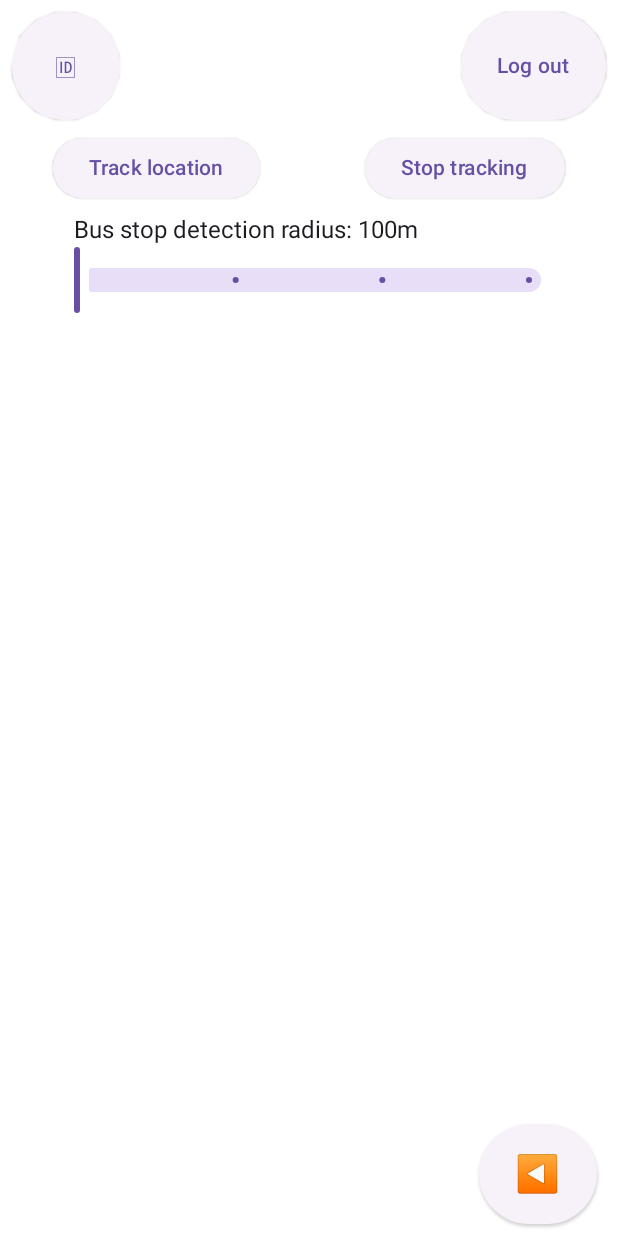
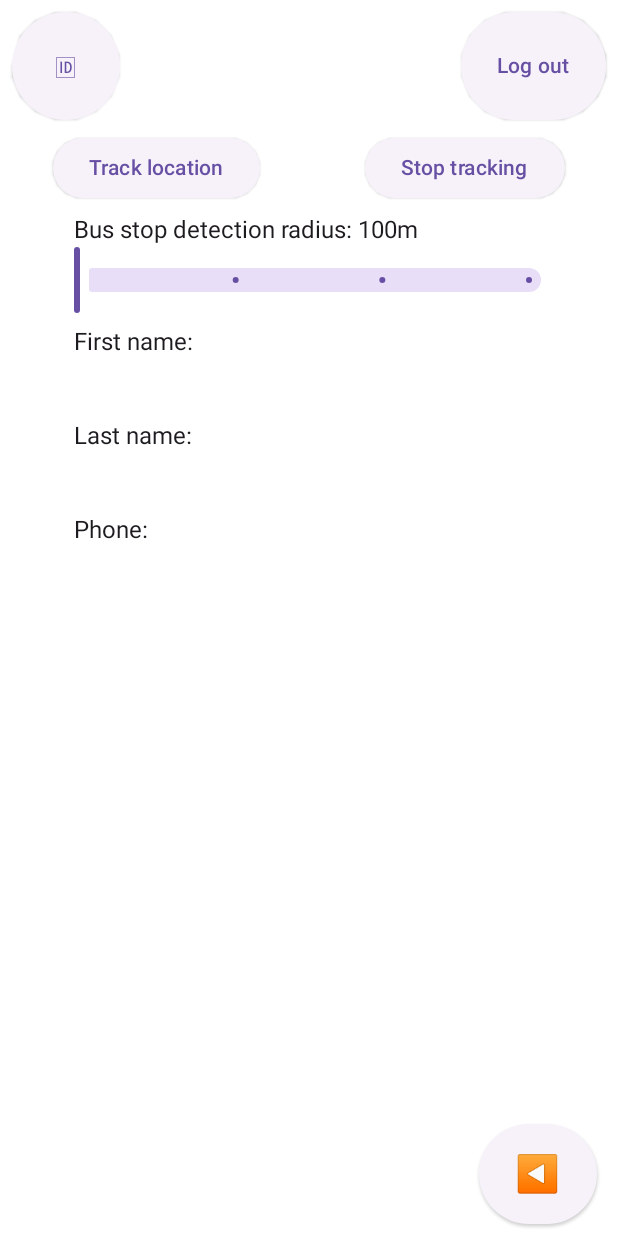
Before and after one commit to mldnantic/mobilnibus, an Android app built with Jetpack Compose: the SettingsScreen screen opened through its navigation route, on a phone screen of 412 x 824 dp. Run offline under Robolectric (Android 15) with nearby library versions, the phone set to English and light mode, and no system bars; our stand-ins replace Firebase (no records; nobody signed in at launch, a user with empty details on screens opened directly); 2 statements that could not run were skipped.

Commit message:
napravio sam ga, skolski odradjen getUser metod

```diff
--- a/app/src/main/java/com/example/mobilnibus/MainActivity.kt
+++ b/app/src/main/java/com/example/mobilnibus/MainActivity.kt
@@ -95,6 +95,7 @@ class MainActivity : ComponentActivity() {
         super.onStart()
         val currentUser = auth.currentUser
         if (currentUser != null) {
+            userViewModel.getUser(currentUser.uid)
             setContent {
                     Surface(modifier = Modifier.fillMaxSize(),
                         color = MaterialTheme.colorScheme.background)
--- a/app/src/main/java/com/example/mobilnibus/screens/SettingsScreen.kt
+++ b/app/src/main/java/com/example/mobilnibus/screens/SettingsScreen.kt
@@ -124,10 +124,17 @@ fun SettingsScreen(auth: FirebaseAuth,
                                 onValueChange = {sliderPosition=it},
                                 steps = 2,
                                 valueRange = 100f..400f)
+                            Text(text = "First name:",fontSize = 16.sp,
+                                modifier = Modifier.padding(0.dp,8.dp))
+                            Text(text = userViewModel.currentUserModel.firstName,fontSize = 24.sp)
+                            Text(text = "Last name:",fontSize = 16.sp,
+                                modifier = Modifier.padding(0.dp,8.dp))
+                            Text(text = userViewModel.currentUserModel.lastName,fontSize = 24.sp)
+                            Text(text = "Phone:",fontSize = 16.sp,
+                                modifier = Modifier.padding(0.dp,8.dp))
+                            Text(text = userViewModel.currentUserModel.phone,fontSize = 24.sp)
                         }
-                        Text(text = userViewModel.currentUserModel.firstName)
-                        Text(text = userViewModel.currentUserModel.lastName)
-                        Text(text = userViewModel.currentUserModel.phone)
+
                         if(userViewModel.currentUserModel.role=="admin")
                         {
                             ElevatedButton(
--- a/app/src/main/java/com/example/mobilnibus/screens/StartScreen.kt
+++ b/app/src/main/java/com/example/mobilnibus/screens/StartScreen.kt
@@ -117,7 +117,6 @@ fun StartScreen(auth: FirebaseAuth, mainActivity: MainActivity, formViewModel: F
     }
 
     if (auth.currentUser != null) {
-        userViewModel.getUser(auth.currentUser!!.uid)
         navigateToMap()
     }
 
--- a/app/src/main/java/com/example/mobilnibus/storage/UserStorageService.kt
+++ b/app/src/main/java/com/example/mobilnibus/storage/UserStorageService.kt
@@ -12,32 +12,14 @@ import kotlinx.coroutines.tasks.await
 
 class UserStorageService(private val firestore: FirebaseFirestore){
 
-    val users: Flow<List<UserModel>>
-        get() =
-            firestore
-                .collection(USER_COLLECTION)
-                .orderBy(CREATED_AT_FIELD, Query.Direction.DESCENDING)
-                .dataObjects()
-
-    suspend fun getUser(uuid: String) =
-        firestore.collection(USER_COLLECTION).whereEqualTo("uuid",uuid)
-            .get().addOnSuccessListener {
-                users->
-                for (user in users){
-                    Log.d(TAG, "${user.id}=>${user.data["firstName"]}")
-                }
-            }
+    suspend fun getUser(uuid: String): UserModel {
+        return firestore.collection(USER_COLLECTION).whereEqualTo("uuid", uuid)
+            .get().await().first().toObject<UserModel>()
+    }
 
     suspend fun save(userModel: UserModel): String {
         val updatedUser = userModel.copy()
         return firestore.collection(USER_COLLECTION).add(updatedUser).await().id
-    }
-
-    suspend fun update(userModel: UserModel): Void? =
-        firestore.collection(USER_COLLECTION).document(userModel.id).set(userModel).await()
-
-    suspend fun delete(userId: String) {
-        firestore.collection(USER_COLLECTION).document(userId).delete().await()
     }
 
     companion object {
--- a/app/src/main/java/com/example/mobilnibus/viemodels/UserViewModel.kt
+++ b/app/src/main/java/com/example/mobilnibus/viemodels/UserViewModel.kt
@@ -1,5 +1,7 @@
 package com.example.mobilnibus.viemodels
 
+import android.content.ContentValues.TAG
+import android.util.Log
 import androidx.compose.runtime.getValue
 import androidx.compose.runtime.mutableStateOf
 import androidx.compose.runtime.setValue
@@ -25,8 +27,6 @@ class UserViewModel(private val storageService: UserStorageService):ViewModel(){
         currentUserModel=UserModel()
     }
 
-    val users: Flow<List<UserModel>> = storageService.users
-
     fun addUser(uuid: String,firstName:String,lastName:String,phone:String)
     {
         val u = UserModel(uuid=uuid,firstName=firstName,lastName=lastName,phone=phone)
@@ -35,11 +35,12 @@ class UserViewModel(private val storageService: UserStorageService):ViewModel(){
         }
     }
 
-    //TODO Other CRUD methods for users
     fun getUser(uuid: String)
     {
         viewModelScope.launch {
-            storageService.getUser(uuid)
+            val u = storageService.getUser(uuid)
+            Log.d(TAG,"${u.id} ${u.firstName} ${u.lastName} ${u.phone}")
+            setCurrentUser(u)
         }
     }
 }
```
